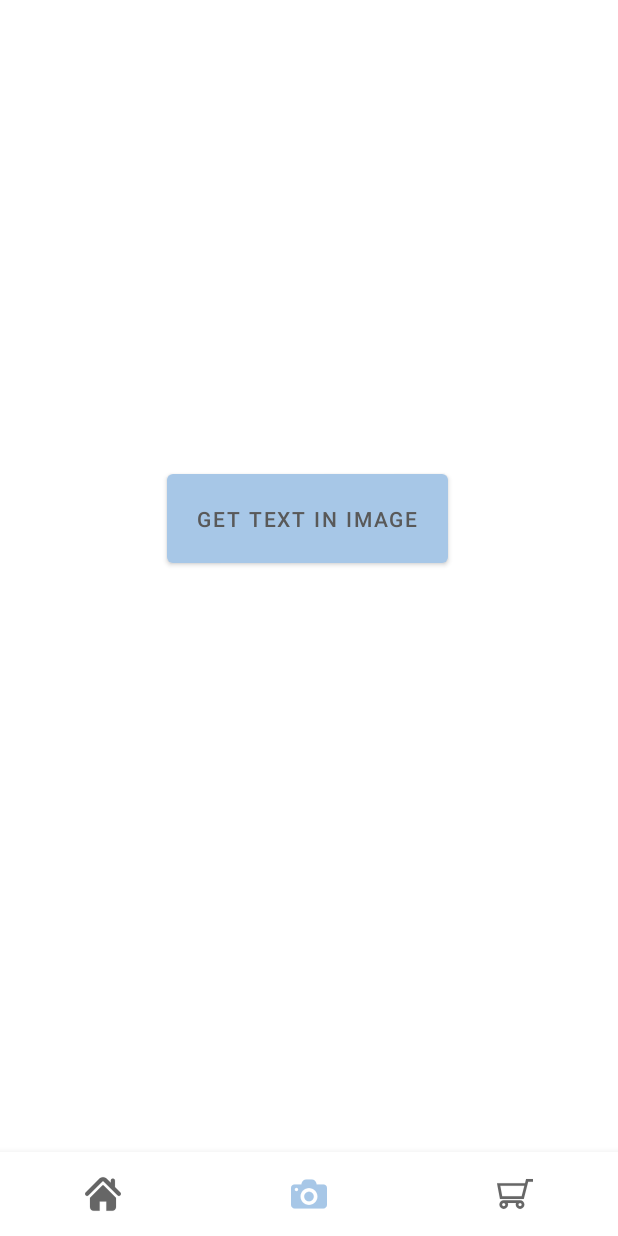
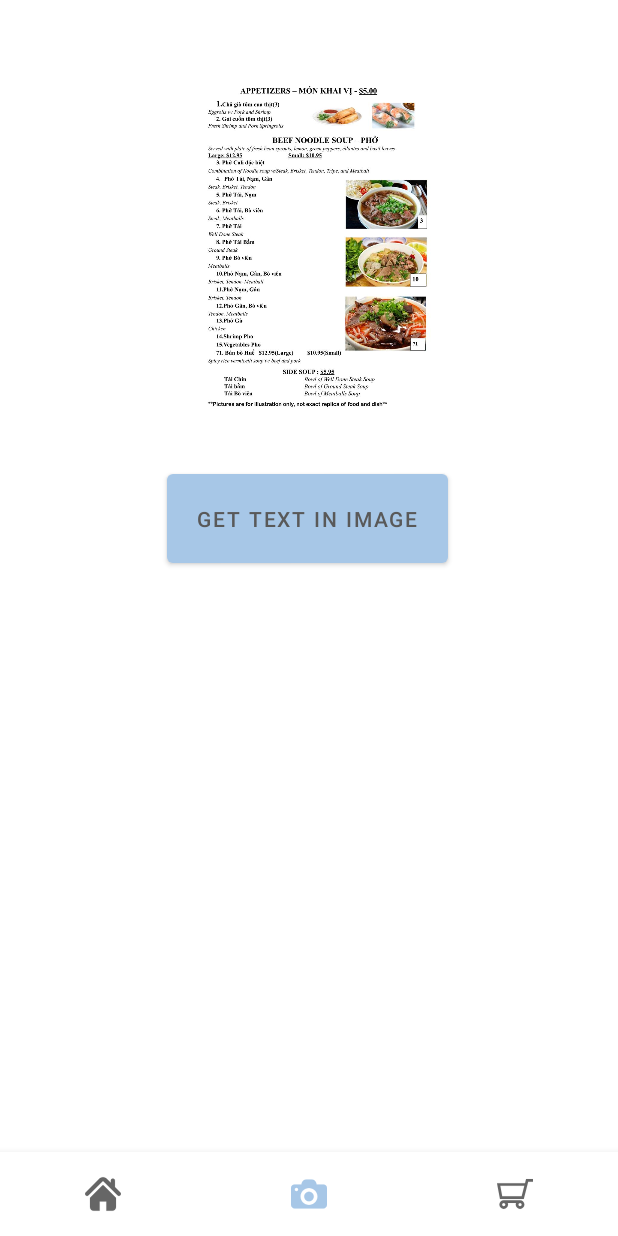
Before and after one commit to VinaGang/Seefood, an Android app: the screen it shows after launch once a user with an empty profile is signed in (MainActivity), item 2 of the bottom bar chosen, on a phone screen of 412 x 824 dp. Run offline under Robolectric (Android 15) with nearby library versions, the phone set to English and light mode, and no system bars; our stand-ins replace Firebase (no records; nobody signed in at launch, a user with empty details on screens opened directly); libraries missing offline, so code that uses them is left out: com.google.mlkit.vision; pictures from the network do not load; Roboto replaces fonts that are not available here; 1 statement that could not run was skipped.

Commit message:
change to menu picture

```diff
--- a/app/src/main/java/com/example/seefood/fragments/CameraFragment.java
+++ b/app/src/main/java/com/example/seefood/fragments/CameraFragment.java
@@ -65,9 +65,9 @@ public class CameraFragment extends Fragment {
         //create a sample image here
         ImageView ivSampleImage = view.findViewById(R.id.ivSampleImage);
 
-        Glide.with(getContext())
+/*        Glide.with(getContext())
                 .asBitmap()
-                .load("https://images.squarespace-cdn.com/content/v1/5cf4bd06f614ef00014ea1df/1617134060935-EP65IP6VQ9I6I8J702UN/codepath-1x1_solid-dark.png?format=500w")
+                .load("http://www.phocalillc.com/wp-content/uploads/2021/09/pho-cali-new-menu-11-2-2.jpg")
                 .into(new CustomTarget<Bitmap>() {
                     @Override
                     public void onResourceReady(@NonNull Bitmap resource, @Nullable Transition<? super Bitmap> transition) {
@@ -78,7 +78,7 @@ public class CameraFragment extends Fragment {
                     public void onLoadCleared(@Nullable Drawable placeholder) {
 
                     }
-                });
+                });*/
 
         imageBtn.setOnClickListener(new View.OnClickListener() {
             @Override
--- a/app/src/main/res/layout/fragment_camera.xml
+++ b/app/src/main/res/layout/fragment_camera.xml
@@ -1,9 +1,15 @@
 <?xml version="1.0" encoding="utf-8"?>
-<androidx.constraintlayout.widget.ConstraintLayout xmlns:android="http://schemas.android.com/apk/res/android"
+
+<ScrollView
+    xmlns:android="http://schemas.android.com/apk/res/android"
     xmlns:tools="http://schemas.android.com/tools"
     xmlns:app="http://schemas.android.com/apk/res-auto"
     android:layout_width="match_parent"
-    android:layout_height="match_parent"
+    android:layout_height="match_parent">
+
+    <androidx.constraintlayout.widget.ConstraintLayout
+        android:layout_width="match_parent"
+        android:layout_height="wrap_content"
         tools:context=".fragments.CameraFragment">
 
         <Button
@@ -28,7 +34,7 @@
             app:layout_constraintHorizontal_bias="0.496"
             app:layout_constraintStart_toStartOf="parent"
             app:layout_constraintTop_toTopOf="parent"
-        tools:srcCompat="@tools:sample/avatars" />
+            app:srcCompat="@drawable/menu" />
 
         <TextView
             android:id="@+id/tvResultText"
@@ -37,7 +43,7 @@
             android:layout_marginTop="20dp"
             android:fontFamily="sans-serif-condensed"
             android:textColor="#474646"
-        android:textSize="34sp"
+            android:textSize="14sp"
             app:layout_constraintEnd_toEndOf="parent"
             app:layout_constraintHorizontal_bias="0.497"
             app:layout_constraintStart_toStartOf="parent"
@@ -46,3 +52,5 @@
 
 
     </androidx.constraintlayout.widget.ConstraintLayout>
+
+</ScrollView>
```
Also changed, not shown: app/src/main/res/drawable/menu.jpg (added). Lines whose indentation alone changed are shown as unchanged.
